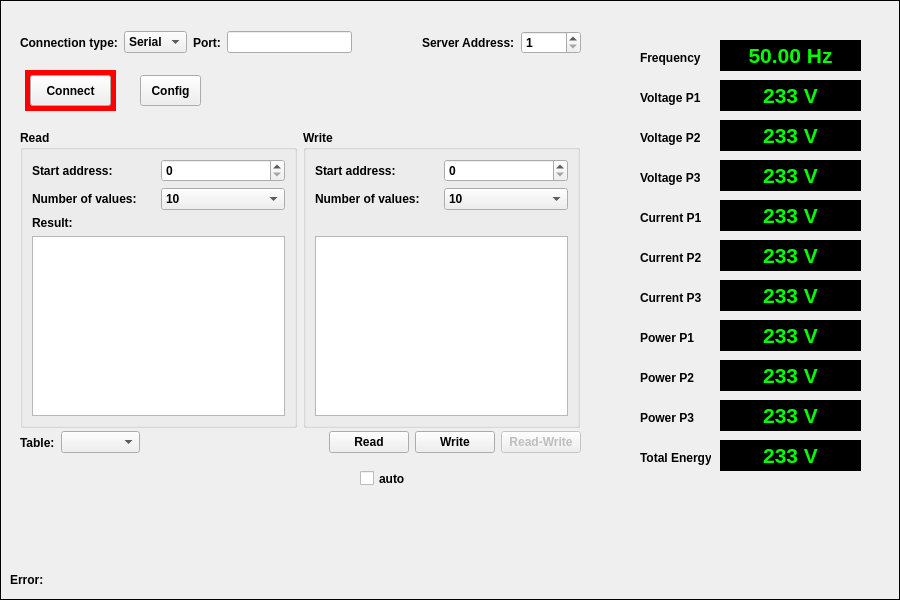
This is src/modbusframe.ui in hancse/powermeter as Qt 5 draws it before an edit. The edited form follows.
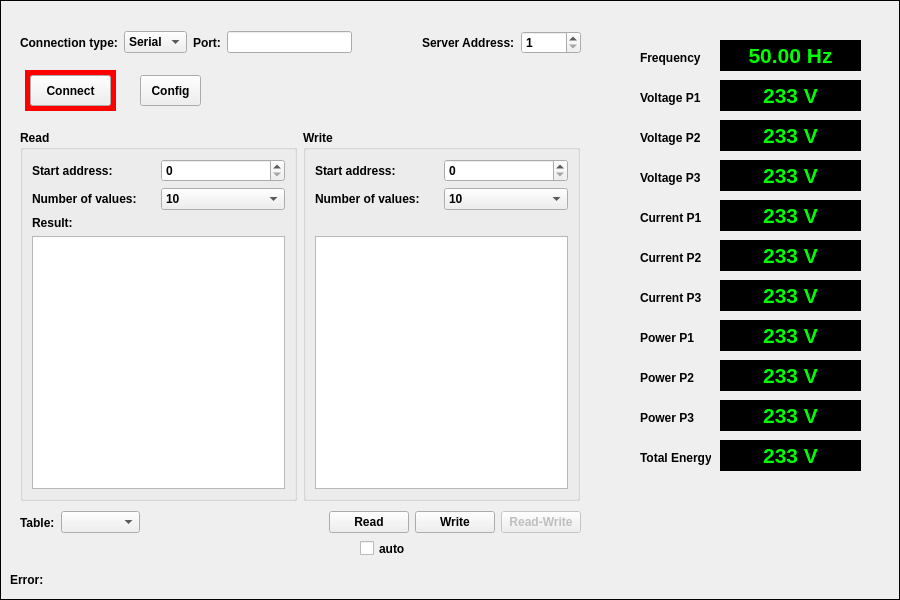
This is the edited form.

The edit to the form file:
```diff
--- a/src/modbusframe.ui
+++ b/src/modbusframe.ui
@@ -44,7 +44,7 @@
      <x>20</x>
      <y>130</y>
      <width>560</width>
-     <height>298</height>
+     <height>371</height>
     </rect>
    </property>
    <layout class="QHBoxLayout" name="horizontalLayout_3">
@@ -289,7 +289,7 @@
    <property name="geometry">
     <rect>
      <x>20</x>
-     <y>430</y>
+     <y>510</y>
      <width>561</width>
      <height>25</height>
     </rect>
@@ -943,7 +943,7 @@
    <property name="geometry">
     <rect>
      <x>360</x>
-     <y>470</y>
+     <y>540</y>
      <width>70</width>
      <height>17</height>
     </rect>
```
